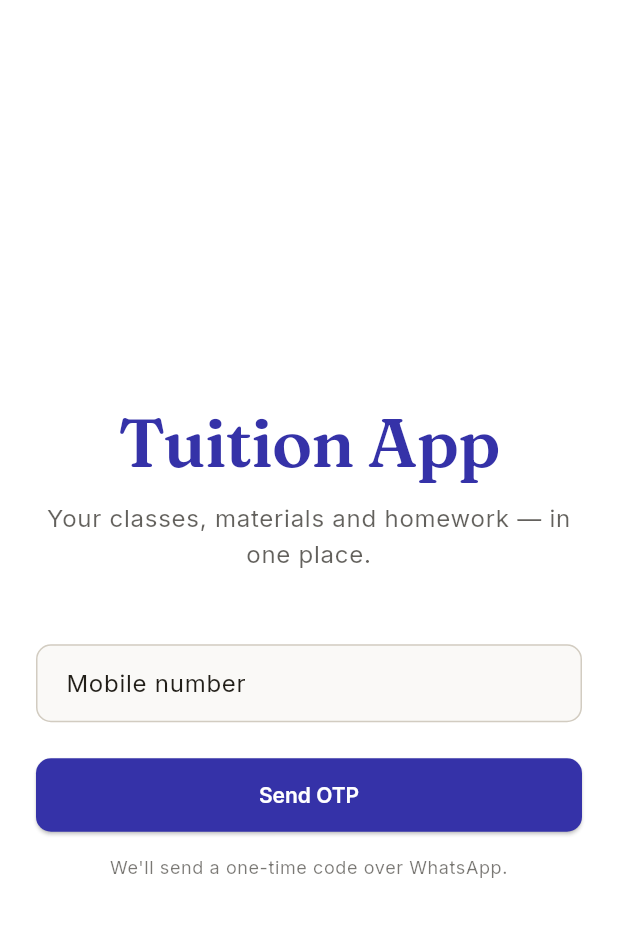
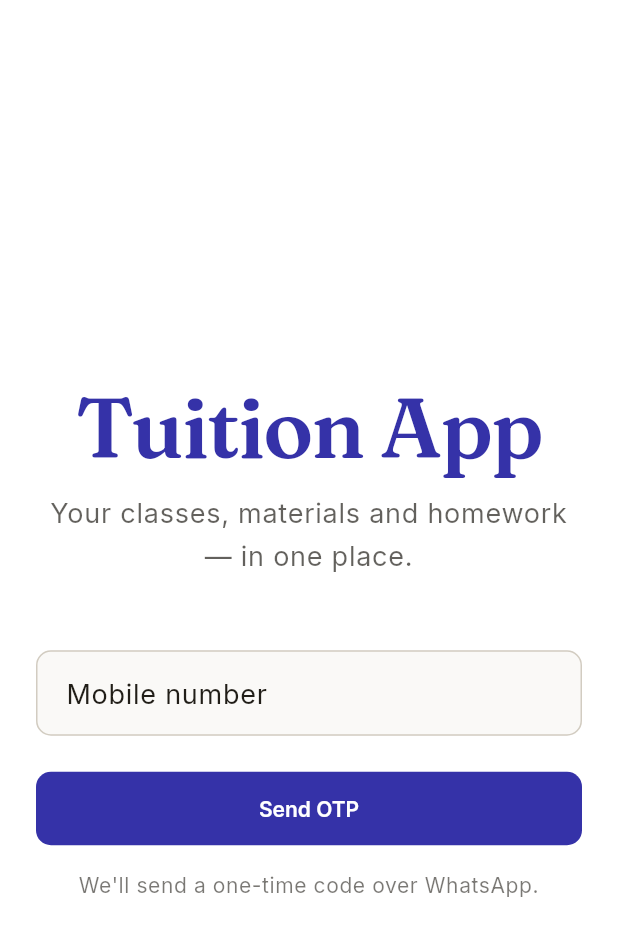
Before and after one commit to roshanaafiya09-svg/tution, a Flutter app: the screen it shows after launch, on a phone screen of 412 x 824 dp. Shown: the top 936 px of the screen. Run offline on Flutter 3.47's test engine with Material 3 defaults, Android fonts, the phone set to English and light mode, and no system bars; our stand-ins replace dio, drift, drift_flutter, file_picker, firebase_core, firebase_messaging and 7 more; missing offline and left inert: posthog_flutter; accounts and stored records are empty; generated files the repository leaves out were written again.

Commit message:
Build Flutter design system foundation (Scholar v2)
Expands design_tokens.dart with the full typography scale, warm-tinted
shadow tokens, a full spacing scale, radius-full, and accessible
dark-mode semantic text tints (mirrors the .dark keys added to
shared/design-tokens/tokens.json in the web foundation pass).

Wires the expanded scale into app_theme.dart: complete TextTheme
mapping (was only 5 of 15 slots), outlined/text button themes (only
elevated existed before), chip/divider themes, and dark-mode-aware
error color contrast.

Adds lib/widgets/ — a shared component library (AppCard, SectionLabel,
LoadingView/ErrorView/EmptyStateView, StatusChip, AppSnackbar) to
replace the private, per-screen-duplicated widgets found across
today_screen.dart, materials_screen.dart, assignments_screen.dart, and
progress_screen.dart. Individual screens will adopt these in later
passes; no screen or controller/provider/routing logic touched here.

flutter analyze: no issues found.

```diff
--- a/mobile/lib/core/theme/app_theme.dart
+++ b/mobile/lib/core/theme/app_theme.dart
@@ -18,13 +18,18 @@ abstract final class AppTheme {
       onPrimary: isDark ? DesignTokens.brand950 : DesignTokens.neutral0,
       secondary: isDark ? DesignTokens.accent300 : DesignTokens.accent600,
       onSecondary: isDark ? DesignTokens.accent950 : DesignTokens.neutral0,
-      error: DesignTokens.error,
-      onError: DesignTokens.neutral0,
+      error: isDark ? DesignTokens.errorDark : DesignTokens.error,
+      onError: isDark ? DesignTokens.error : DesignTokens.neutral0,
+      errorContainer: isDark
+          ? DesignTokens.error.withValues(alpha: 0.16)
+          : DesignTokens.errorBg,
+      onErrorContainer: isDark ? DesignTokens.errorDark : DesignTokens.error,
       surface: isDark ? DesignTokens.neutral900 : DesignTokens.neutral0,
       onSurface: isDark ? DesignTokens.neutral100 : DesignTokens.neutral900,
       surfaceContainerHighest:
           isDark ? DesignTokens.neutral800 : DesignTokens.neutral50,
       outline: isDark ? DesignTokens.neutral700 : DesignTokens.neutral300,
+      outlineVariant: isDark ? DesignTokens.neutral800 : DesignTokens.neutral200,
     );
 
     final baseTextTheme =
@@ -32,26 +37,62 @@ abstract final class AppTheme {
     final sansTextTheme = GoogleFonts.interTextTheme(baseTextTheme);
     final displayFontFamily = GoogleFonts.fraunces().fontFamily;
 
+    // Maps shared/design-tokens/tokens.json's named type scale
+    // (display-2xl…caption) onto Flutter's 15-slot TextTheme so every
+    // screen pulls from Theme.of(context).textTheme instead of ad hoc
+    // TextStyles. Sizes are the token rem values * 16.
     final textTheme = sansTextTheme.copyWith(
       displayLarge: sansTextTheme.displayLarge?.copyWith(
         fontFamily: displayFontFamily,
+        fontSize: 72,
+        height: 1.05,
         fontWeight: FontWeight.w600,
-        letterSpacing: -0.5,
+        letterSpacing: -0.02 * 72,
       ),
       displayMedium: sansTextTheme.displayMedium?.copyWith(
         fontFamily: displayFontFamily,
+        fontSize: 56,
+        height: 1.08,
         fontWeight: FontWeight.w600,
-        letterSpacing: -0.5,
+        letterSpacing: -0.02 * 56,
+      ),
+      displaySmall: sansTextTheme.displaySmall?.copyWith(
+        fontFamily: displayFontFamily,
+        fontSize: 44,
+        height: 1.12,
+        fontWeight: FontWeight.w600,
+        letterSpacing: -0.01 * 44,
       ),
       headlineLarge: sansTextTheme.headlineLarge?.copyWith(
         fontFamily: displayFontFamily,
+        fontSize: 36,
+        height: 1.18,
         fontWeight: FontWeight.w600,
+        letterSpacing: -0.01 * 36,
       ),
       headlineMedium: sansTextTheme.headlineMedium?.copyWith(
+        fontSize: 30,
+        height: 1.25,
+        fontWeight: FontWeight.w700,
+      ),
+      headlineSmall: sansTextTheme.headlineSmall?.copyWith(
+        fontSize: 24,
+        height: 1.3,
         fontWeight: FontWeight.w700,
       ),
       titleLarge: sansTextTheme.titleLarge?.copyWith(
-        fontWeight: FontWeight.w700,
+        fontSize: 20,
+        height: 1.35,
+        fontWeight: FontWeight.w600,
+      ),
+      bodyLarge: sansTextTheme.bodyLarge?.copyWith(fontSize: 18, height: 1.6),
+      bodyMedium: sansTextTheme.bodyMedium?.copyWith(fontSize: 16, height: 1.6),
+      bodySmall: sansTextTheme.bodySmall?.copyWith(fontSize: 14, height: 1.5),
+      labelSmall: sansTextTheme.labelSmall?.copyWith(
+        fontSize: 12,
+        height: 1.4,
+        fontWeight: FontWeight.w500,
+        letterSpacing: 0.2,
       ),
     );
 
@@ -102,6 +143,24 @@ abstract final class AppTheme {
         style: ElevatedButton.styleFrom(
           backgroundColor: colorScheme.primary,
           foregroundColor: colorScheme.onPrimary,
+          disabledBackgroundColor: colorScheme.primary.withValues(alpha: 0.4),
+          disabledForegroundColor: colorScheme.onPrimary.withValues(
+            alpha: 0.7,
+          ),
+          padding: const EdgeInsets.symmetric(horizontal: 24, vertical: 16),
+          elevation: 0,
+          shape: RoundedRectangleBorder(
+            borderRadius: BorderRadius.circular(DesignTokens.radiusMd),
+          ),
+          textStyle: textTheme.titleSmall?.copyWith(
+            fontWeight: FontWeight.w600,
+          ),
+        ),
+      ),
+      outlinedButtonTheme: OutlinedButtonThemeData(
+        style: OutlinedButton.styleFrom(
+          foregroundColor: colorScheme.onSurface,
+          side: BorderSide(color: colorScheme.outline),
           padding: const EdgeInsets.symmetric(horizontal: 24, vertical: 16),
           shape: RoundedRectangleBorder(
             borderRadius: BorderRadius.circular(DesignTokens.radiusMd),
@@ -111,12 +170,44 @@ abstract final class AppTheme {
           ),
         ),
       ),
+      textButtonTheme: TextButtonThemeData(
+        style: TextButton.styleFrom(
+          foregroundColor: colorScheme.primary,
+          padding: const EdgeInsets.symmetric(horizontal: 12, vertical: 10),
+          shape: RoundedRectangleBorder(
+            borderRadius: BorderRadius.circular(DesignTokens.radiusMd),
+          ),
+          textStyle: textTheme.titleSmall?.copyWith(
+            fontWeight: FontWeight.w600,
+          ),
+        ),
+      ),
+      chipTheme: ChipThemeData(
+        backgroundColor: colorScheme.surfaceContainerHighest,
+        labelStyle: textTheme.labelSmall?.copyWith(color: colorScheme.onSurface),
+        padding: const EdgeInsets.symmetric(horizontal: 10, vertical: 4),
+        shape: RoundedRectangleBorder(
+          borderRadius: BorderRadius.circular(DesignTokens.radiusFull),
+        ),
+        side: BorderSide.none,
+      ),
+      dividerTheme: DividerThemeData(
+        color: colorScheme.outlineVariant,
+        thickness: 1,
+        space: 1,
+      ),
       snackBarTheme: SnackBarThemeData(
         backgroundColor: isDark
-            ? DesignTokens.neutral800
+            ? DesignTokens.neutral100
             : DesignTokens.neutral900,
-        contentTextStyle: TextStyle(color: colorScheme.surface),
+        contentTextStyle: TextStyle(
+          color: isDark ? DesignTokens.neutral900 : DesignTokens.neutral50,
+        ),
+        actionTextColor: isDark
+            ? DesignTokens.brand700
+            : DesignTokens.accent300,
         behavior: SnackBarBehavior.floating,
+        elevation: 0,
         shape: RoundedRectangleBorder(
           borderRadius: BorderRadius.circular(DesignTokens.radiusMd),
         ),
--- a/mobile/lib/core/theme/design_tokens.dart
+++ b/mobile/lib/core/theme/design_tokens.dart
@@ -44,14 +44,20 @@ abstract final class DesignTokens {
   static const neutral900 = Color(0xFF211E18);
   static const neutral950 = Color(0xFF14120E);
 
-  // --- color: semantic ---
+  // --- color: semantic --- (DEFAULT is tuned for light surfaces; the
+  // *Dark variants are lightened for 4.5:1+ contrast on dark surfaces —
+  // mirrors the `.dark` key added to shared/design-tokens/tokens.json)
   static const success = Color(0xFF1F8A5C);
+  static const successDark = Color(0xFF4ADE9B);
   static const successBg = Color(0xFFE7F6EE);
   static const warning = Color(0xFFB4620A);
+  static const warningDark = Color(0xFFF0A845);
   static const warningBg = Color(0xFFFFF3DF);
   static const error = Color(0xFFC4372E);
+  static const errorDark = Color(0xFFF2887E);
   static const errorBg = Color(0xFFFBEAE8);
   static const info = Color(0xFF2B6CB0);
+  static const infoDark = Color(0xFF6FA8E8);
   static const infoBg = Color(0xFFE9F2FB);
 
   // --- typography ---
@@ -67,13 +73,64 @@ abstract final class DesignTokens {
   static const radiusLg = 16.0;
   static const radiusXl = 24.0;
   static const radius2xl = 32.0;
+  static const radiusFull = 999.0;
 
-  // --- spacing ---
+  // --- spacing --- (4px base scale, semantic aliases for layout rhythm)
+  static const spacing1 = 4.0;
+  static const spacing2 = 8.0;
+  static const spacing3 = 12.0;
+  static const spacing4 = 16.0;
+  static const spacing5 = 20.0;
+  static const spacing6 = 24.0;
+  static const spacing8 = 32.0;
+  static const spacing10 = 40.0;
+  static const spacing12 = 48.0;
   static const pageGutter = 24.0;
   static const cardPadding = 24.0;
+  static const sectionGap = 48.0;
 
   // --- motion ---
   static const motionFast = Duration(milliseconds: 120);
   static const motionBase = Duration(milliseconds: 200);
   static const motionSlow = Duration(milliseconds: 320);
+  static const easingStandard = Curves.easeOutCubic;
+  static const easingEmphasized = Curves.easeOutExpo;
+
+  // --- shadow --- (warm-tinted, rgb(20,18,14) — matches tokens.json, not
+  // pure black). Flutter cards previously used elevation:0 + outline only;
+  // AppCard (lib/widgets/app_card.dart) applies these directly.
+  static List<BoxShadow> shadowXs({bool dark = false}) => [
+    BoxShadow(
+      color: const Color(0xFF14120E).withValues(alpha: dark ? 0.24 : 0.04),
+      offset: const Offset(0, 1),
+      blurRadius: 2,
+    ),
+  ];
+
+  static List<BoxShadow> shadowSm({bool dark = false}) => [
+    BoxShadow(
+      color: const Color(0xFF14120E).withValues(alpha: dark ? 0.32 : 0.06),
+      offset: const Offset(0, 1),
+      blurRadius: 3,
+      spreadRadius: -1,
+    ),
+  ];
+
+  static List<BoxShadow> shadowMd({bool dark = false}) => [
+    BoxShadow(
+      color: const Color(0xFF14120E).withValues(alpha: dark ? 0.36 : 0.08),
+      offset: const Offset(0, 4),
+      blurRadius: 12,
+      spreadRadius: -2,
+    ),
+  ];
+
+  static List<BoxShadow> shadowLg({bool dark = false}) => [
+    BoxShadow(
+      color: const Color(0xFF14120E).withValues(alpha: dark ? 0.4 : 0.12),
+      offset: const Offset(0, 12),
+      blurRadius: 28,
+      spreadRadius: -6,
+    ),
+  ];
 }
```
Also changed, not shown: mobile/lib/widgets/app_card.dart (added, +51 -0 lines), mobile/lib/widgets/app_snackbar.dart (added, +33 -0 lines), mobile/lib/widgets/section_label.dart (added, +34 -0 lines), mobile/lib/widgets/state_views.dart (added, +150 -0 lines), mobile/lib/widgets/status_chip.dart (added, +85 -0 lines), mobile/lib/widgets/widgets.dart (added, +7 -0 lines).
